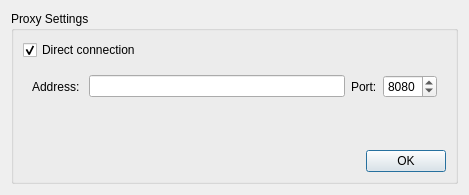
Above: src/gui/settingsdialog.ui from edulix/confclerk before the change. Below: the same form after it.
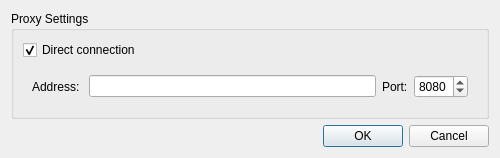
That is the form after the change.

Commit message:
UI tune: use buttonBox instead of single buttons to comply with platform conventions
maemo5 does not print "Cancel" buttons, and names "OK" differently
just use buttonBox, and it will behave properly at each platform

```diff
--- a/src/gui/settingsdialog.ui
+++ b/src/gui/settingsdialog.ui
@@ -2,20 +2,18 @@
 <ui version="4.0">
  <class>SettingsDialog</class>
  <widget class="QDialog" name="SettingsDialog">
-  <property name="geometry">
-   <rect>
-    <x>0</x>
-    <y>0</y>
-    <width>469</width>
-    <height>195</height>
-   </rect>
-  </property>
   <property name="sizePolicy">
    <sizepolicy hsizetype="Preferred" vsizetype="MinimumExpanding">
     <horstretch>0</horstretch>
     <verstretch>0</verstretch>
    </sizepolicy>
   </property>
+  <property name="minimumSize">
+   <size>
+    <width>500</width>
+    <height>0</height>
+   </size>
+  </property>
   <property name="windowTitle">
    <string>Settings</string>
   </property>
@@ -69,46 +67,19 @@
         </layout>
        </widget>
       </item>
-      <item>
-       <spacer name="verticalSpacer">
-        <property name="orientation">
-         <enum>Qt::Vertical</enum>
-        </property>
-        <property name="sizeHint" stdset="0">
-         <size>
-          <width>20</width>
-          <height>24</height>
-         </size>
-        </property>
-       </spacer>
-      </item>
-      <item>
-       <layout class="QHBoxLayout" name="horizontalLayout">
-        <item>
-         <spacer name="horizontalSpacer">
-          <property name="orientation">
-           <enum>Qt::Horizontal</enum>
-          </property>
-          <property name="sizeHint" stdset="0">
-           <size>
-            <width>40</width>
-            <height>20</height>
-           </size>
-          </property>
-         </spacer>
-        </item>
-        <item>
-         <widget class="QPushButton" name="okButton">
-          <property name="text">
-           <string>OK</string>
-          </property>
-         </widget>
-        </item>
-       </layout>
-      </item>
      </layout>
     </widget>
    </item>
+   <item>
+    <widget class="QDialogButtonBox" name="buttonBox">
+     <property name="orientation">
+      <enum>Qt::Horizontal</enum>
+     </property>
+     <property name="standardButtons">
+      <set>QDialogButtonBox::Cancel|QDialogButtonBox::Ok</set>
+     </property>
+    </widget>
+   </item>
   </layout>
  </widget>
  <resources/>
```
The commit also changes 3 other files.
